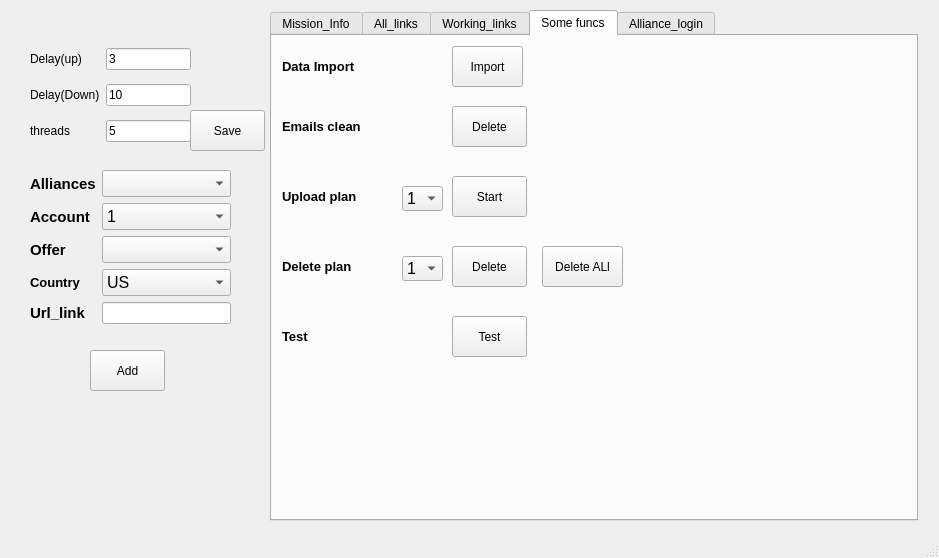
FuckBrains/src, file ui/test.ui: the form before one commit.
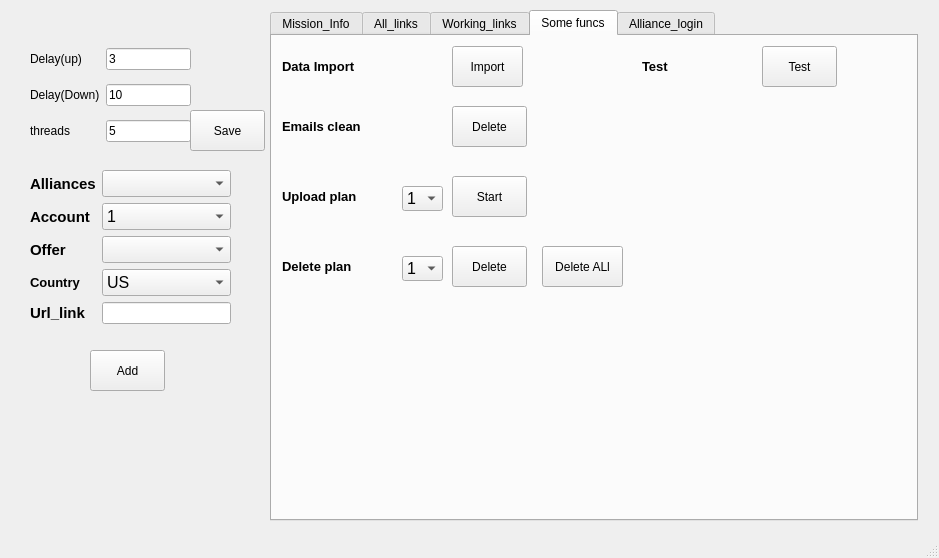
The form after the commit.

```diff
--- a/ui/test.ui
+++ b/ui/test.ui
@@ -521,8 +521,8 @@
      <widget class="QPushButton" name="pushButton13">
       <property name="geometry">
        <rect>
-        <x>180</x>
-        <y>280</y>
+        <x>490</x>
+        <y>10</y>
         <width>75</width>
         <height>41</height>
        </rect>
@@ -534,8 +534,8 @@
      <widget class="QLabel" name="label_18">
       <property name="geometry">
        <rect>
-        <x>10</x>
-        <y>290</y>
+        <x>370</x>
+        <y>20</y>
         <width>111</width>
         <height>21</height>
        </rect>
```
